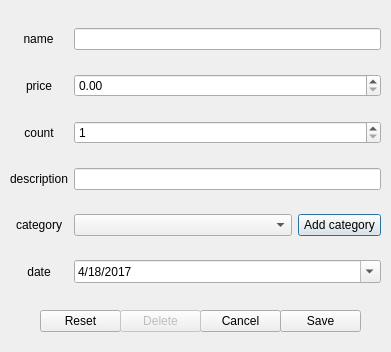
Qt form views/add_item.ui (dobrovolsky/finance-helper) before a commit.
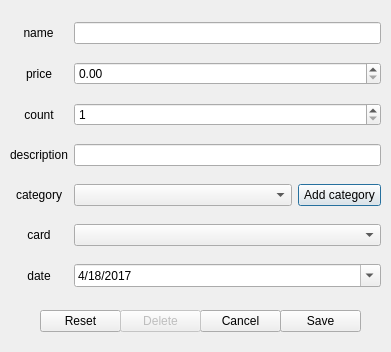
The same form after that commit.

```diff
--- a/views/add_item.ui
+++ b/views/add_item.ui
@@ -145,6 +145,19 @@
       </property>
      </widget>
     </item>
+    <item row="6" column="0">
+     <widget class="QLabel" name="card_label">
+      <property name="text">
+       <string>card</string>
+      </property>
+      <property name="alignment">
+       <set>Qt::AlignCenter</set>
+      </property>
+     </widget>
+    </item>
+    <item row="6" column="1" colspan="2">
+     <widget class="QComboBox" name="card_selector"/>
+    </item>
    </layout>
   </widget>
   <widget class="QPushButton" name="save_button">
```
